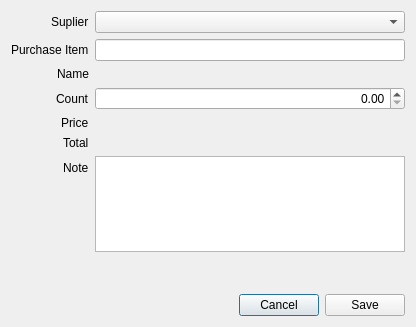
Qt form libgui/purchase/returnadddialog.ui (herpiko/sultan) before a commit.
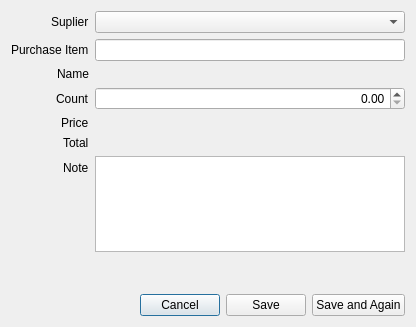
The same form after that commit.

Diff of the .ui file:
```diff
--- a/libgui/purchase/returnadddialog.ui
+++ b/libgui/purchase/returnadddialog.ui
@@ -169,6 +169,13 @@
        </property>
       </widget>
      </item>
+     <item>
+      <widget class="QPushButton" name="pushSaveAgain">
+       <property name="text">
+        <string>Save and Again</string>
+       </property>
+      </widget>
+     </item>
     </layout>
    </item>
   </layout>
```
Left out of the diff: 1 changed line with no effect on the pictures.
